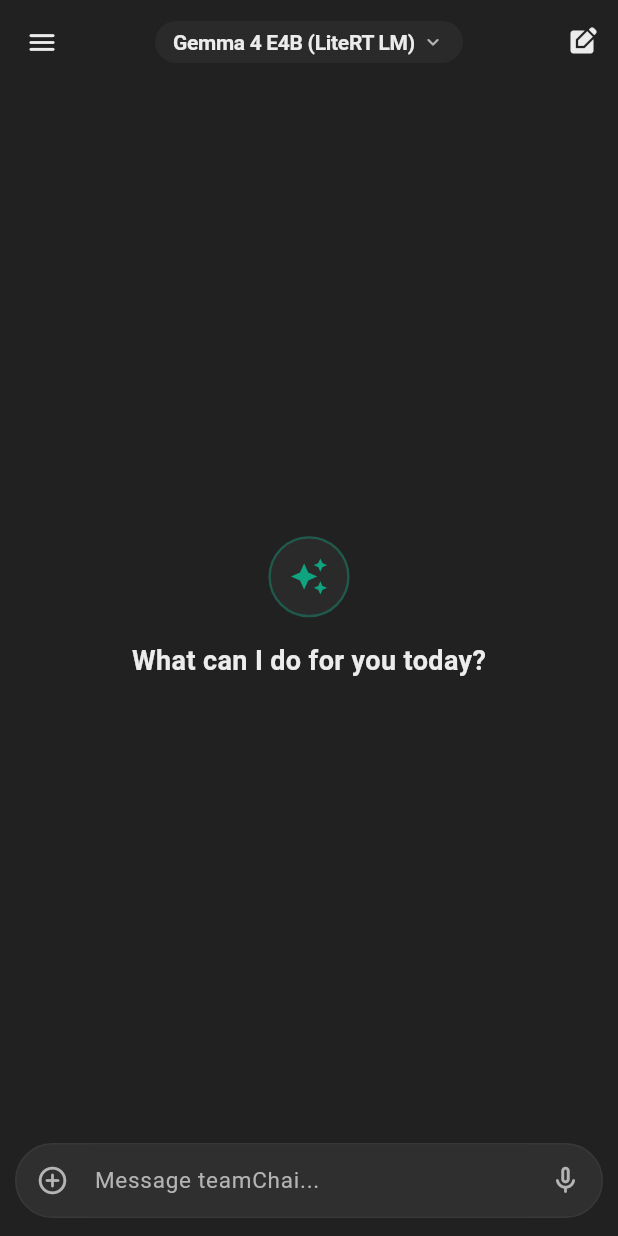
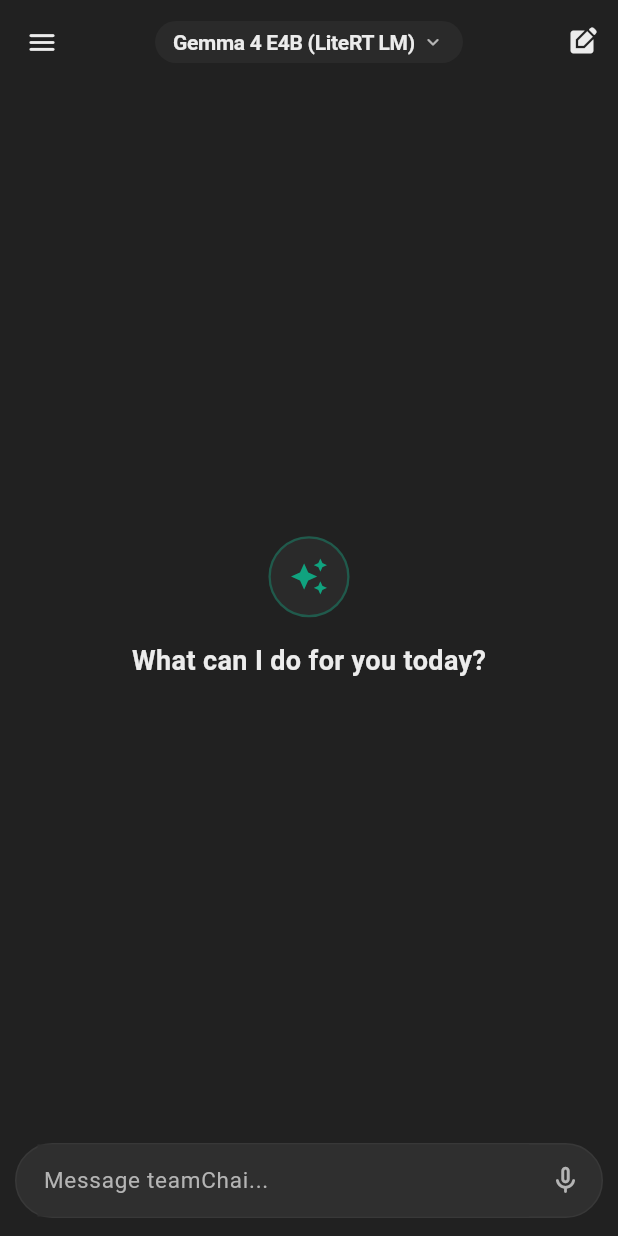
Before and after one commit to harutoNaiz/teamChaiAndCode, a Flutter app: the screen it shows after launch, on a phone screen of 412 x 824 dp. Run offline on Flutter 3.47's test engine with Material 3 defaults, Android fonts, the phone set to English and light mode, and no system bars; our stand-ins replace shared_preferences.

Commit message:
Remove + upload button from chat input bar completely

```diff
--- a/frontend/lib/widgets/chat_input_bar.dart
+++ b/frontend/lib/widgets/chat_input_bar.dart
@@ -298,15 +298,7 @@ class _ChatInputBarState extends State<ChatInputBar> {
             child: Row(
               crossAxisAlignment: CrossAxisAlignment.end,
               children: [
-                // Plus / Attachment Button (PDF/OCR Image/Camera)
-                IconButton(
-                  icon: const Icon(Icons.add_circle_outline_rounded, size: 22),
-                  color: isDark ? AppTheme.darkTextSecondary : Colors.black54,
-                  onPressed: _showAttachmentSheet,
-                  padding: const EdgeInsets.all(12),
-                  constraints: const BoxConstraints(),
-                  tooltip: 'Attach PDF / Receipt OCR',
-                ),
+                const SizedBox(width: 14),
 
                 // Text Field
                 Expanded(
```
